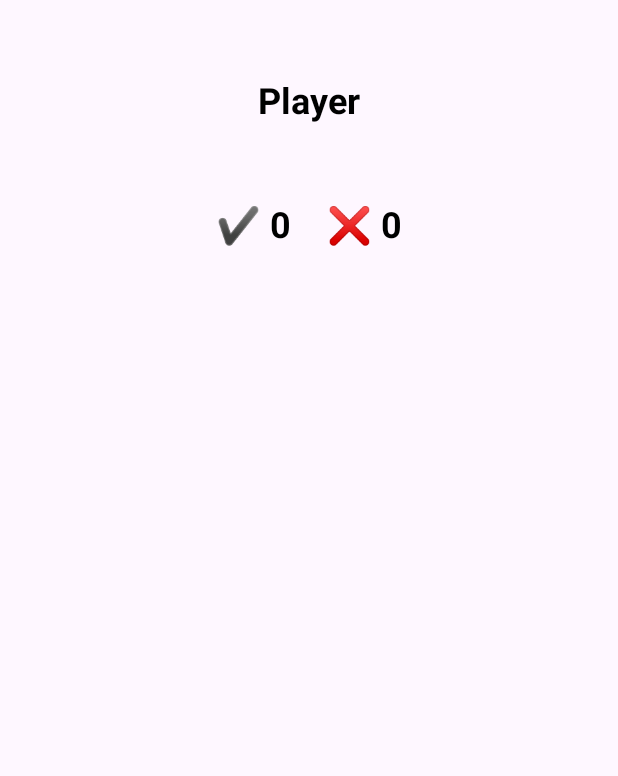
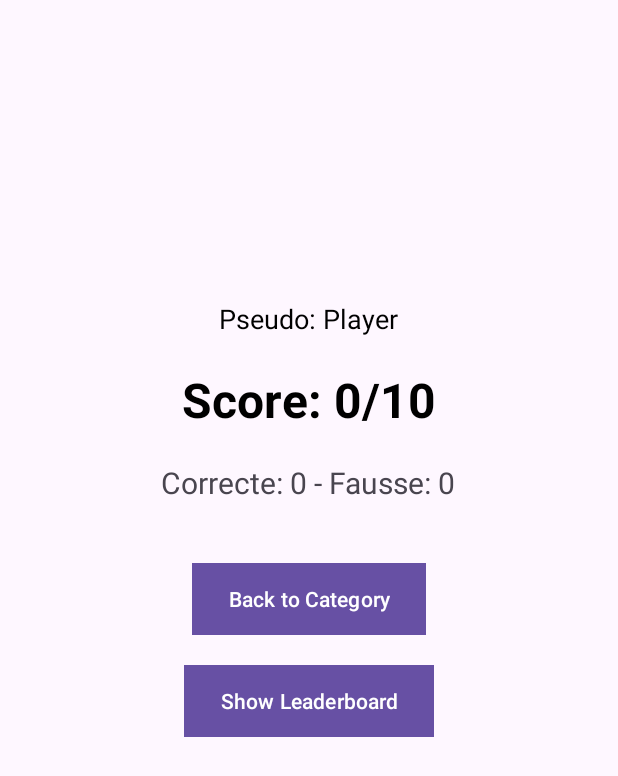
Before and after one commit to WRKT/quiz-mobile-app, an Android app: the ScoreActivity screen opened directly, with no data from a screen before it, on a phone screen of 412 x 824 dp. Shown: the top 776 px of the screen. Run offline under Robolectric (Android 15) with nearby library versions, the phone set to English and light mode, and no system bars.

```diff
--- a/Projet-Quizz/app/src/main/AndroidManifest.xml
+++ b/Projet-Quizz/app/src/main/AndroidManifest.xml
@@ -12,6 +12,9 @@
         android:supportsRtl="true"
         android:theme="@style/Theme.TP1"
         tools:targetApi="31">
+        <activity
+            android:name=".LeaderboardActivity"
+            android:exported="false" />
         <activity
             android:name=".QuizzActivity2"
             android:exported="false" />
--- a/Projet-Quizz/app/src/main/java/com/example/tp1/QuizzActivity.kt
+++ b/Projet-Quizz/app/src/main/java/com/example/tp1/QuizActivity.kt
@@ -21,11 +21,11 @@ class QuizzActivity : AppCompatActivity() {
     private lateinit var username: String
     private lateinit var category: String
 
-    private val questionRepository: QuestionRepository = QuizzQuestionRepository()
+    private val questionRepository: QuestionRepository = QuizQuestionRepository()
 
     override fun onCreate(savedInstanceState: Bundle?) {
         super.onCreate(savedInstanceState)
-        setContentView(R.layout.activity_quizz)
+        setContentView(R.layout.activity_quiz)
 
         correctAnswersTextView = findViewById(R.id.correctAnswersTextView)
         wrongAnswersTextView = findViewById(R.id.wrongAnswersTextView)
--- a/Projet-Quizz/app/src/main/java/com/example/tp1/QuizzQuestionRepository.kt
+++ b/Projet-Quizz/app/src/main/java/com/example/tp1/QuizQuestionRepository.kt
@@ -1,6 +1,6 @@
 package com.example.tp1
 
-class QuizzQuestionRepository : QuestionRepository {
+class QuizQuestionRepository : QuestionRepository {
     override fun getQuestionsForCategory(category: String): List<Question> {
         return when (category) {
             "videoGames" -> videoGamesQuestions()
--- a/Projet-Quizz/app/src/main/java/com/example/tp1/ScoreActivity.kt
+++ b/Projet-Quizz/app/src/main/java/com/example/tp1/ScoreActivity.kt
@@ -1,6 +1,10 @@
 package com.example.tp1
 
+import android.content.Context
+import android.content.Intent
 import android.os.Bundle
+import android.util.Log
+import android.widget.Button
 import android.widget.TextView
 import androidx.appcompat.app.AppCompatActivity
 
@@ -13,11 +17,40 @@ class ScoreActivity : AppCompatActivity() {
         val correctAnswers = intent.getIntExtra("CORRECT_ANSWERS", 0)
         val wrongAnswers = intent.getIntExtra("WRONG_ANSWERS", 0)
         val username = intent.getStringExtra("USERNAME") ?: "Player"
+        val category = intent.getStringExtra("CATEGORY") ?: "Unknown"
+
+        // Save the score in SharedPreferences
+        val prefs = getSharedPreferences("quiz_scores", Context.MODE_PRIVATE)
+        val editor = prefs.edit()
+        val key = "${username}_${category}_highScore"
+        editor.putInt(key, correctAnswers)
+        editor.apply()
+
+        // Log for debugging
+        Log.d("ScoreActivity", "Saved score: $correctAnswers for user: $username in category: $category")
 
         val playerNameTextView = findViewById<TextView>(R.id.playerNameTextView)
         val scoreTextView = findViewById<TextView>(R.id.scoreTextView)
+        val detailsTextView = findViewById<TextView>(R.id.detailsTextView)
+        val backToCategoriesButton = findViewById<Button>(R.id.backToCategoryButton)
+        val showLeaderboardButton = findViewById<Button>(R.id.showLeaderboardButton)
 
-        playerNameTextView.text = "$username"
-        scoreTextView.text = "✔️ $correctAnswers    ❌ $wrongAnswers"
+        playerNameTextView.text = "Pseudo: $username"
+        scoreTextView.text = "Score: $correctAnswers/10"
+        detailsTextView.text = "Correcte: $correctAnswers - Fausse: $wrongAnswers"
+
+        backToCategoriesButton.setOnClickListener {
+            val intent = Intent(this, CategoryActivity::class.java)
+            intent.putExtra("USERNAME", username)
+            startActivity(intent)
+            finish()
+        }
+
+        showLeaderboardButton.setOnClickListener {
+            val intent = Intent(this, LeaderboardActivity::class.java)
+            intent.putExtra("USERNAME", username)
+            intent.putExtra("CATEGORY", category)
+            startActivity(intent)
+        }
     }
 }
--- a/Projet-Quizz/app/src/main/res/layout/activity_score.xml
+++ b/Projet-Quizz/app/src/main/res/layout/activity_score.xml
@@ -11,11 +11,11 @@
         android:layout_width="wrap_content"
         android:layout_height="wrap_content"
         android:layout_centerHorizontal="true"
-        android:layout_marginTop="50dp"
-        android:text="placeHolder"
+        android:layout_marginTop="200dp"
+        android:text="Pseudo: Player"
         android:textColor="@android:color/black"
-        android:textSize="24sp"
-        android:textStyle="bold" />
+        android:textSize="18sp"
+        android:textStyle="normal" />
 
     <TextView
         android:id="@+id/scoreTextView"
@@ -23,9 +23,42 @@
         android:layout_height="wrap_content"
         android:layout_below="@id/playerNameTextView"
         android:layout_centerHorizontal="true"
-        android:layout_marginTop="50dp"
+        android:layout_marginTop="20dp"
         android:textColor="@android:color/black"
-        android:textSize="24sp"
+        android:textSize="32sp"
         android:textStyle="bold" />
 
+    <TextView
+        android:id="@+id/detailsTextView"
+        android:layout_width="wrap_content"
+        android:layout_height="wrap_content"
+        android:layout_below="@id/scoreTextView"
+        android:layout_centerHorizontal="true"
+        android:layout_marginTop="20dp"
+        android:textSize="20sp"
+        android:textStyle="normal" />
+
+    <Button
+        android:id="@+id/backToCategoryButton"
+        android:layout_width="wrap_content"
+        android:layout_height="wrap_content"
+        android:layout_below="@id/detailsTextView"
+        android:layout_centerHorizontal="true"
+        android:layout_marginTop="40dp"
+        android:background="@drawable/button_background"
+        android:text="Back to Category"
+        android:textColor="@android:color/white" />
+
+    <Button
+        android:id="@+id/showLeaderboardButton"
+        android:layout_width="wrap_content"
+        android:layout_height="wrap_content"
+        android:layout_below="@id/backToCategoryButton"
+        android:layout_centerHorizontal="true"
+        android:layout_marginTop="20dp"
+        android:text="Show Leaderboard"
+        android:background="@drawable/button_background"
+        android:textColor="@android:color/white"/>
+
+
 </RelativeLayout>
```
Also changed, not shown: Projet-Quizz/app/src/main/java/com/example/tp1/CategoryActivity.kt (+7 -0 lines), Projet-Quizz/app/src/main/java/com/example/tp1/LeaderboardActivity.kt (added, +50 -0 lines), Projet-Quizz/app/src/main/res/layout/activity_category.xml (+9 -0 lines), Projet-Quizz/app/src/main/res/layout/activity_leaderboard.xml (added, +41 -0 lines), Projet-Quizz/app/src/main/res/layout/activity_quiz.xml (renamed from Projet-Quizz/app/src/main/res/layout/activity_quizz.xml).
